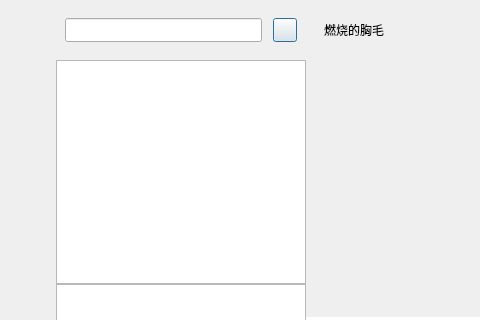
Old version of the form IM-Client/chatdialog.ui in the repository RIchard-0209/Instance-Messaging; both pictures show x 0 to 480 and y 0 to 320 of the 602 by 507 pixel window.
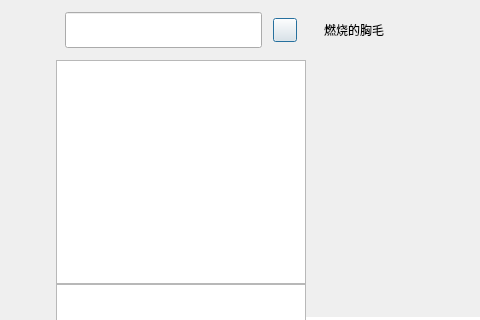
New version of the form. Custom widgets are drawn as their Qt base class.

Diff of the .ui file:
```diff
--- a/IM-Client/chatdialog.ui
+++ b/IM-Client/chatdialog.ui
@@ -236,13 +236,13 @@
            <property name="minimumSize">
             <size>
              <width>0</width>
-             <height>24</height>
+             <height>36</height>
             </size>
            </property>
            <property name="maximumSize">
             <size>
              <width>16777215</width>
-             <height>24</height>
+             <height>36</height>
             </size>
            </property>
           </widget>
@@ -614,6 +614,11 @@
    <extends>QLabel</extends>
    <header>clickedlabel.h</header>
   </customwidget>
+  <customwidget>
+   <class>CustomizeEdit</class>
+   <extends>QLineEdit</extends>
+   <header>customizeedit.h</header>
+  </customwidget>
  </customwidgets>
  <resources/>
  <connections/>
```
Left out of the diff: 2 changed lines with no effect on the pictures.
